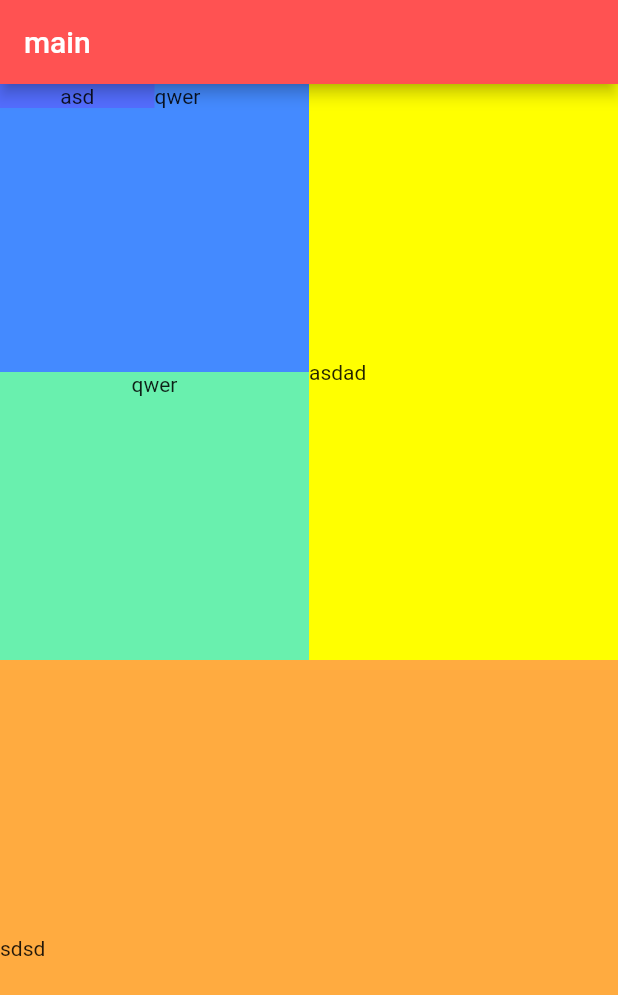
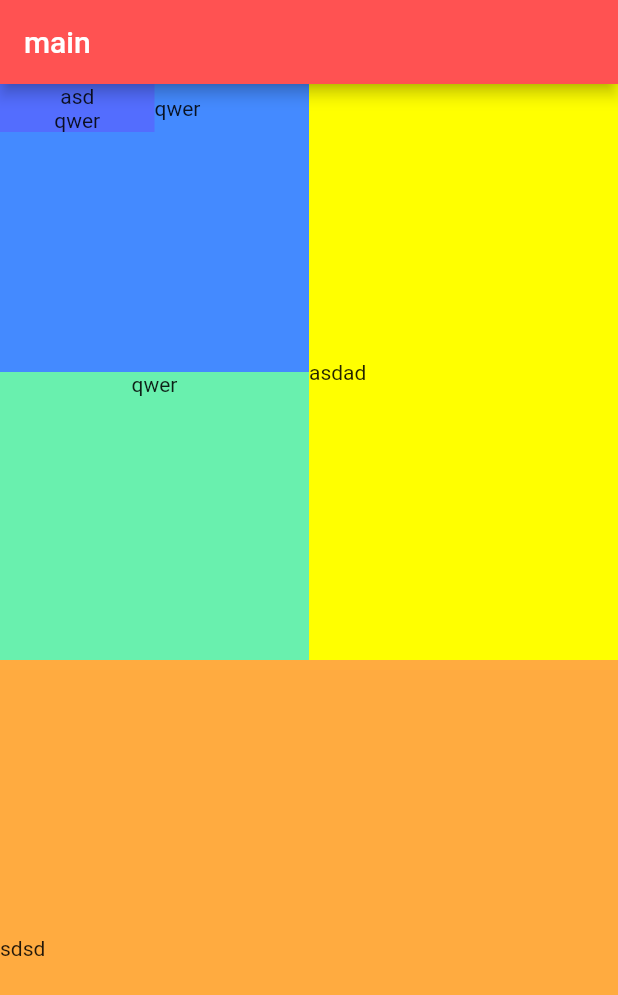
Before and after one commit to selpeapi/flutter_app2, a Flutter app: the screen it shows after launch, on a phone screen of 412 x 824 dp. Shown: the top 995 px of the screen. Run offline on Flutter 3.47's test engine with Material 2 defaults, Android fonts, the phone set to English and light mode, and no system bars.

Commit message:
5차 위젯 배치 수정중4

```diff
--- a/lib/main.dart
+++ b/lib/main.dart
@@ -57,6 +57,7 @@ class _MainPageState extends State<MainPage> {
                                                       child: Column(
                                                         children: [
                                                           Text("asd"),
+                                                          Text("qwer")
                                                         ],
                                                       ),
                                                       color:
```
